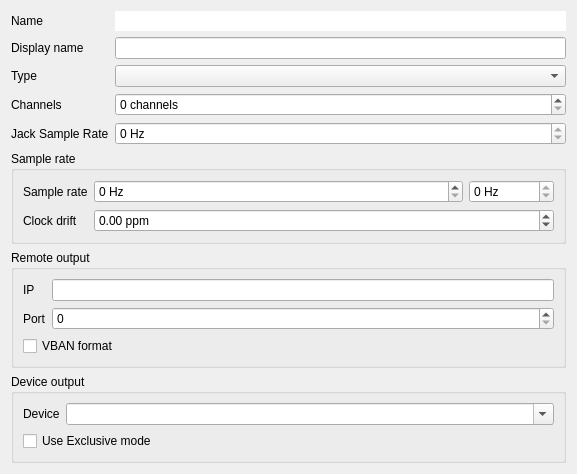
This is damc_gui/OutputInstanceConfigDialog.ui in amurzeau/damc as Qt 5 draws it before an edit. The edited form follows.
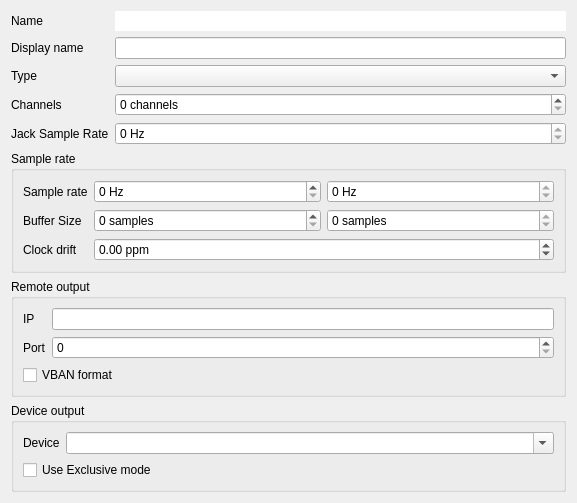
This is the edited form.

Commit message: server,gui: add support for specifying buffer size and show actual buffer size in config dialog

```diff
--- a/damc_gui/OutputInstanceConfigDialog.ui
+++ b/damc_gui/OutputInstanceConfigDialog.ui
@@ -121,6 +121,13 @@
       <string>Sample rate</string>
      </property>
      <layout class="QGridLayout" name="gridLayout">
+      <item row="1" column="0">
+       <widget class="QLabel" name="bufferSizeLabel">
+        <property name="text">
+         <string>Buffer Size</string>
+        </property>
+       </widget>
+      </item>
       <item row="2" column="0">
        <widget class="QLabel" name="clockDriftLabel">
         <property name="text">
@@ -135,6 +142,47 @@
         </property>
        </widget>
       </item>
+      <item row="1" column="1">
+       <widget class="QSpinBox" name="bufferSizeSpinBox">
+        <property name="sizePolicy">
+         <sizepolicy hsizetype="MinimumExpanding" vsizetype="Fixed">
+          <horstretch>0</horstretch>
+          <verstretch>0</verstretch>
+         </sizepolicy>
+        </property>
+        <property name="toolTip">
+         <string>Buffer size to ask for use</string>
+        </property>
+        <property name="suffix">
+         <string> samples</string>
+        </property>
+        <property name="maximum">
+         <number>999999</number>
+        </property>
+       </widget>
+      </item>
+      <item row="1" column="2">
+       <widget class="QSpinBox" name="actualBufferSize">
+        <property name="sizePolicy">
+         <sizepolicy hsizetype="MinimumExpanding" vsizetype="Fixed">
+          <horstretch>0</horstretch>
+          <verstretch>0</verstretch>
+         </sizepolicy>
+        </property>
+        <property name="toolTip">
+         <string>Actual used buffer size</string>
+        </property>
+        <property name="readOnly">
+         <bool>true</bool>
+        </property>
+        <property name="suffix">
+         <string> samples</string>
+        </property>
+        <property name="maximum">
+         <number>999999</number>
+        </property>
+       </widget>
+      </item>
       <item row="0" column="1">
        <widget class="QSpinBox" name="sampleRateSpinBox">
         <property name="sizePolicy">
```
The commit also changes 8 other files.
